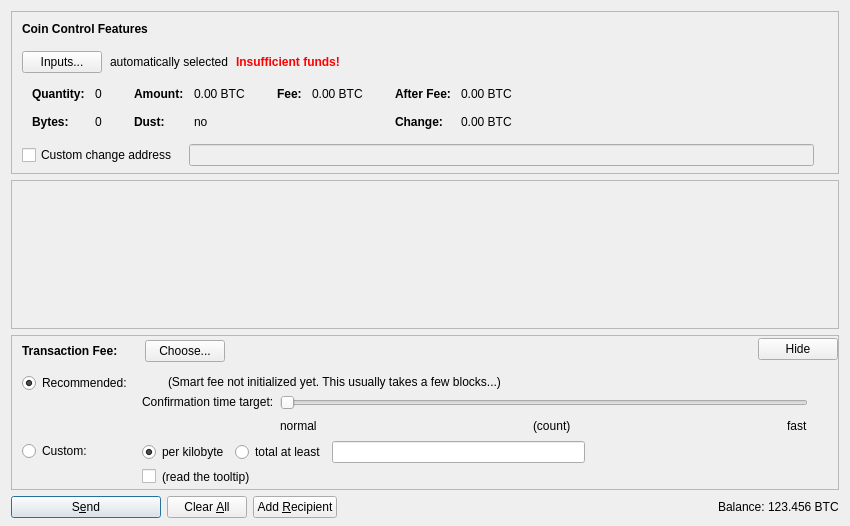
Above: src/qt/forms/sendcoinsdialog.ui from unitusdev/unitus before the change. Below: the same form after it.
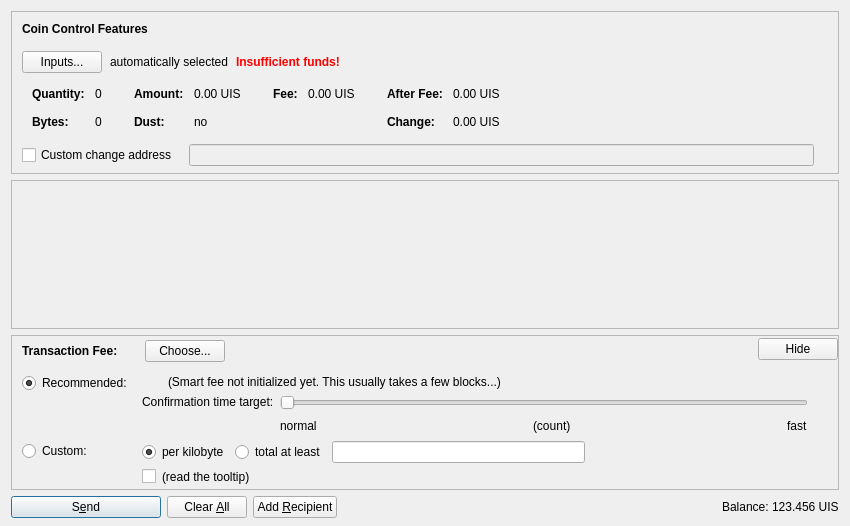
That is the form after the change. Icons and pictures are not drawn. Custom widgets are drawn as their Qt base class.

```diff
--- a/src/qt/forms/sendcoinsdialog.ui
+++ b/src/qt/forms/sendcoinsdialog.ui
@@ -324,7 +324,7 @@
                   <enum>Qt::ActionsContextMenu</enum>
                  </property>
                  <property name="text">
-                  <string notr="true">0.00 BTC</string>
+                  <string notr="true">0.00 UIS</string>
                  </property>
                  <property name="textInteractionFlags">
                   <set>Qt::LinksAccessibleByMouse|Qt::TextSelectableByKeyboard|Qt::TextSelectableByMouse</set>
@@ -404,7 +404,7 @@
                   <enum>Qt::ActionsContextMenu</enum>
                  </property>
                  <property name="text">
-                  <string notr="true">0.00 BTC</string>
+                  <string notr="true">0.00 UIS</string>
                  </property>
                  <property name="textInteractionFlags">
                   <set>Qt::LinksAccessibleByMouse|Qt::TextSelectableByKeyboard|Qt::TextSelectableByMouse</set>
@@ -455,7 +455,7 @@
                   <enum>Qt::ActionsContextMenu</enum>
                  </property>
                  <property name="text">
-                  <string notr="true">0.00 BTC</string>
+                  <string notr="true">0.00 UIS</string>
                  </property>
                  <property name="textInteractionFlags">
                   <set>Qt::LinksAccessibleByMouse|Qt::TextSelectableByKeyboard|Qt::TextSelectableByMouse</set>
@@ -484,7 +484,7 @@
                   <enum>Qt::ActionsContextMenu</enum>
                  </property>
                  <property name="text">
-                  <string notr="true">0.00 BTC</string>
+                  <string notr="true">0.00 UIS</string>
                  </property>
                  <property name="textInteractionFlags">
                   <set>Qt::LinksAccessibleByMouse|Qt::TextSelectableByKeyboard|Qt::TextSelectableByMouse</set>
@@ -1290,7 +1290,7 @@
           <cursorShape>IBeamCursor</cursorShape>
          </property>
          <property name="text">
-          <string notr="true">123.456 BTC</string>
+          <string notr="true">123.456 UIS</string>
          </property>
          <property name="textInteractionFlags">
           <set>Qt::LinksAccessibleByMouse|Qt::TextSelectableByKeyboard|Qt::TextSelectableByMouse</set>
```
Left out of the diff: 4 changed lines with no effect on the pictures.
